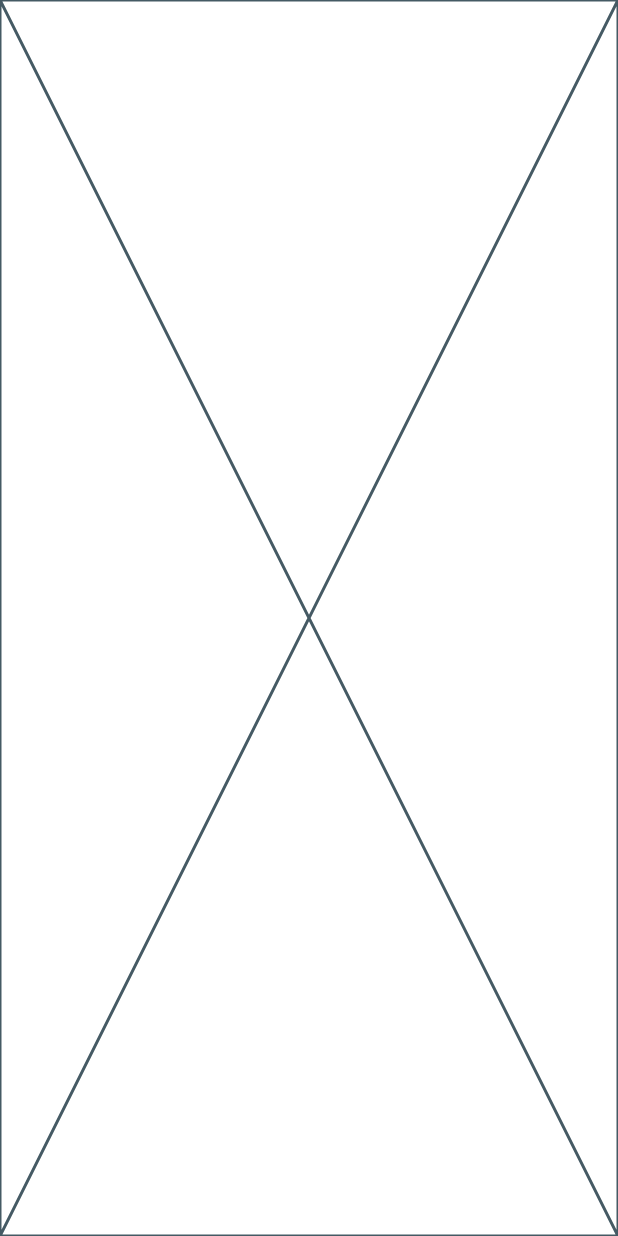
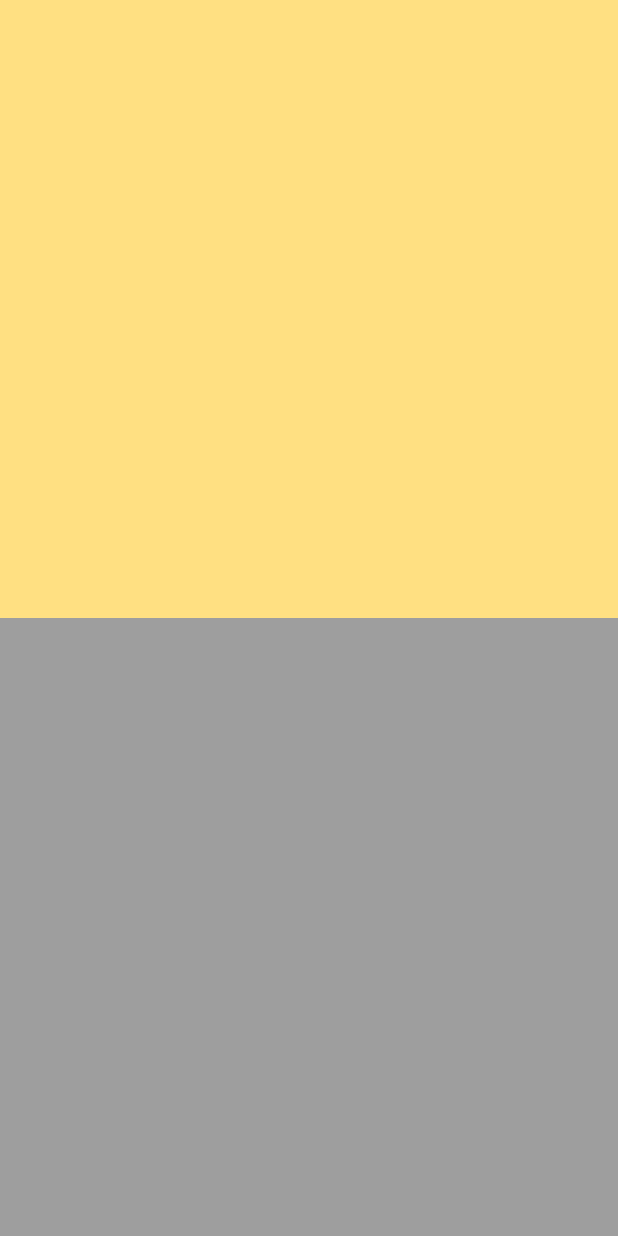
Before and after one commit to kwakyebrilliant/bubbleapp, a Flutter app: the screen it shows after launch, on a phone screen of 412 x 824 dp. Run offline on Flutter 3.47's test engine with Material 3 defaults, Android fonts, the phone set to English and light mode, and no system bars.

Commit message:
home updates

```diff
--- a/lib/homepage.dart
+++ b/lib/homepage.dart
@@ -10,6 +10,19 @@ class Homepage extends StatefulWidget {
 class _HomepageState extends State<Homepage> {
   @override
   Widget build(BuildContext context) {
-    return const Placeholder();
+    return Column(
+      children: [
+        Expanded(
+          child: Container(
+            color: Colors.amber[200],
+          ),
+        ),
+        Expanded(
+          child: Container(
+            color: Colors.grey,
+          ),
+        ),
+      ],
+    );
   }
 }
```
